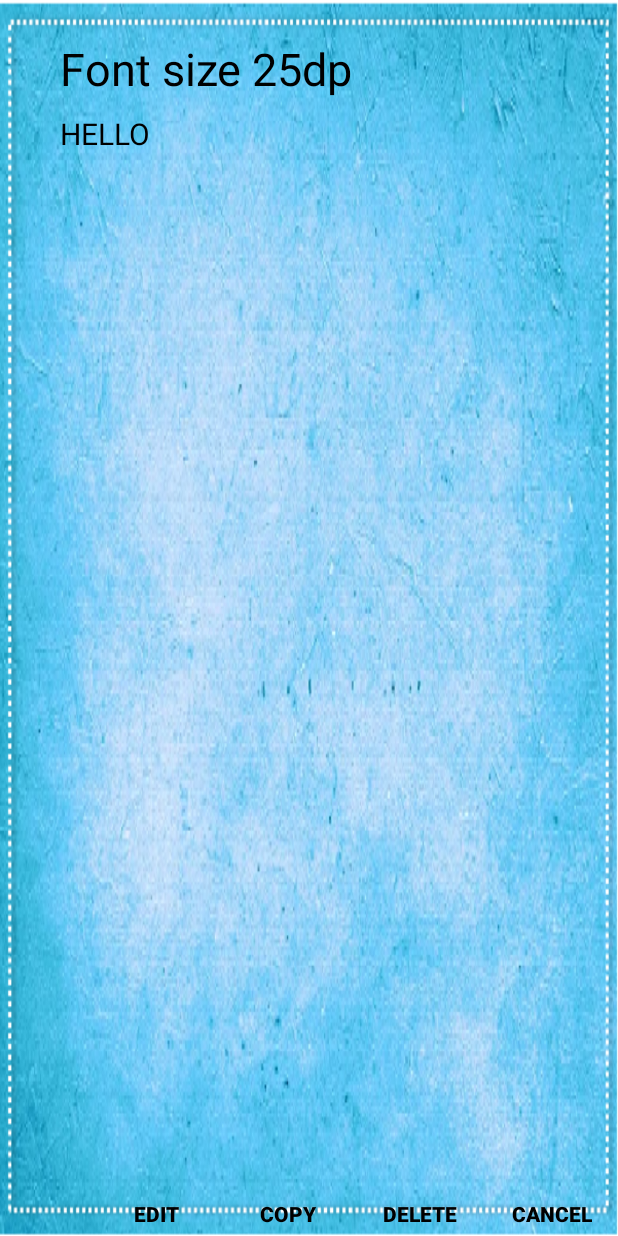
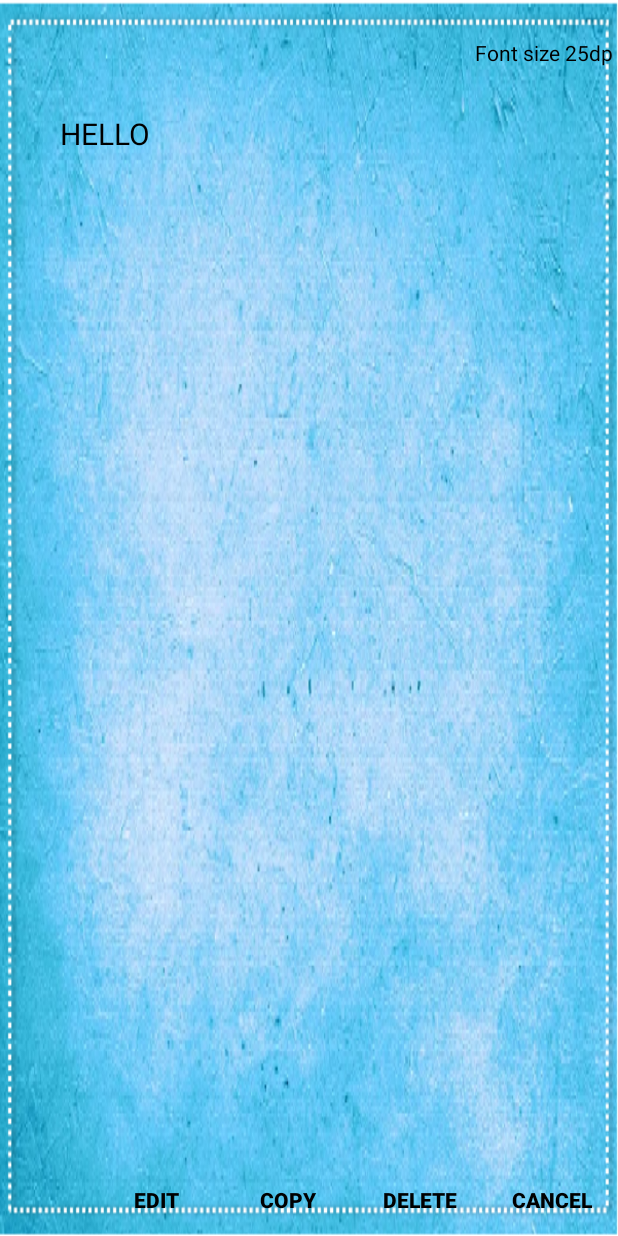
Before and after one commit to pyrophos/CS4398, an Android app: the layout content_dialog_box.xml on its own in the app's theme, with its tools: preview values and no code run, on a phone screen of 412 x 824 dp. Run offline under Robolectric (Android 15) with nearby library versions, the phone set to English and light mode, and no system bars.

Commit message:
More bug fixes to input boxes.

```diff
--- a/PassphraseGenerator/app/src/main/res/layout/activity_add_password.xml
+++ b/PassphraseGenerator/app/src/main/res/layout/activity_add_password.xml
@@ -16,7 +16,7 @@
         android:layout_height="wrap_content"
         android:text="Case-Sensitive"
         android:id="@+id/caseSensitive"
-        android:checked="false"
+        android:checked="true"
         android:layout_below="@+id/alphanumeric"
         android:layout_alignParentLeft="true"
         android:layout_alignParentStart="true" />
@@ -26,6 +26,7 @@
         android:layout_height="wrap_content"
         android:text="Alphanumeric"
         android:id="@+id/alphanumeric"
+        android:checked="false"
         android:layout_below="@+id/passwordDisplay"
         android:layout_alignParentLeft="true"
         android:layout_alignParentStart="true"
--- a/PassphraseGenerator/app/src/main/res/layout/content_dialog_box.xml
+++ b/PassphraseGenerator/app/src/main/res/layout/content_dialog_box.xml
@@ -18,24 +18,23 @@
         android:paddingLeft="40dp"
         android:paddingRight="40dp"
         android:textSize="20dp"
-        android:textColor="#000000"
-       />
+        android:textColor="#000000" />
 
     <TextView
         android:id="@+id/text_view2"
         android:text="Font size 25dp "
-        android:layout_width="match_parent"
+        android:layout_width="wrap_content"
         android:layout_height="wrap_content"
         android:textColor="#000000"
-        android:textSize="30dp"
+
         android:layout_marginTop="25dp"
-        android:paddingLeft="40dp"
-        android:paddingRight="40dp" />
+        android:layout_alignParentTop="true"
+        android:layout_alignParentRight="true" />
 
     <Button
         android:id="@+id/btn_cancel"
         android:layout_width="wrap_content"
-            android:layout_height="30dp"
+        android:layout_height="wrap_content"
         android:background="@android:color/transparent"
         android:clickable="true"
         android:text="Cancel"
@@ -49,7 +48,7 @@
     <Button
         android:id="@+id/btn_edit"
         android:layout_width="wrap_content"
-        android:layout_height="30dp"
+        android:layout_height="wrap_content"
         android:background="@android:color/transparent"
         android:clickable="true"
         android:text="Edit"
@@ -61,7 +60,7 @@
     <Button
         android:id="@+id/btn_copy"
         android:layout_width="wrap_content"
-        android:layout_height="30dp"
+        android:layout_height="wrap_content"
         android:background="@android:color/transparent"
         android:clickable="true"
         android:text="Copy"
@@ -73,7 +72,7 @@
     <Button
         android:id="@+id/btn_delete"
         android:layout_width="wrap_content"
-        android:layout_height="30dp"
+        android:layout_height="wrap_content"
         android:background="@android:color/transparent"
         android:clickable="true"
         android:text="Delete"
```
Lines whose indentation alone changed are shown as unchanged.
